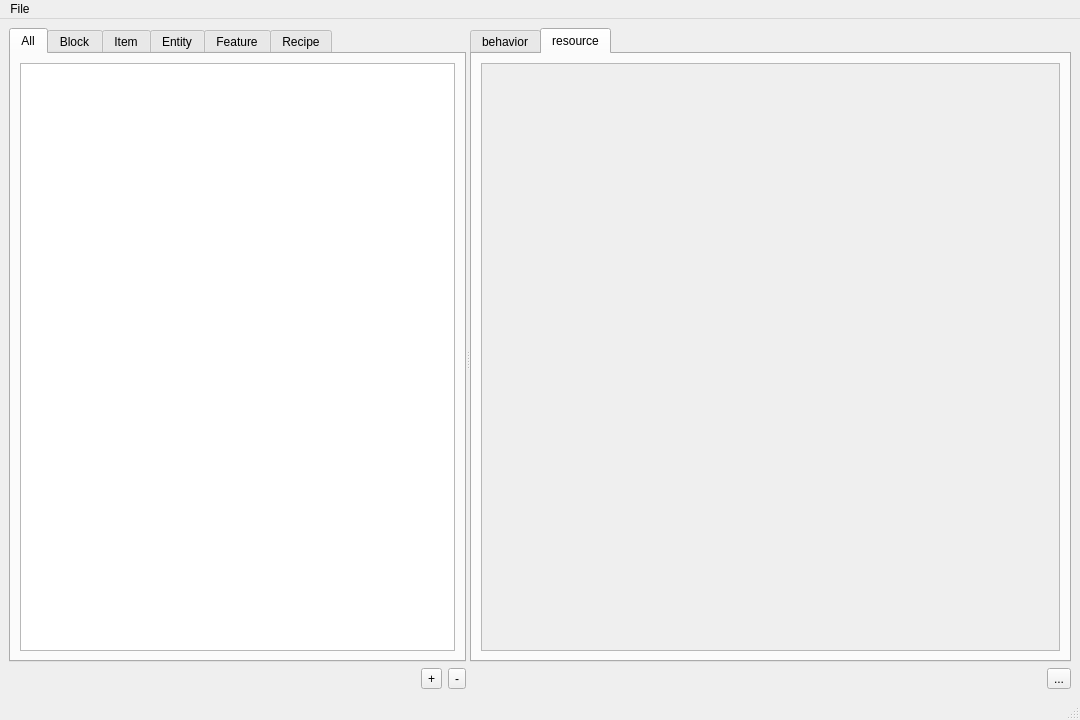
senlinjun/Addon-Maker, file ui/addonUi.ui: the form before one commit.
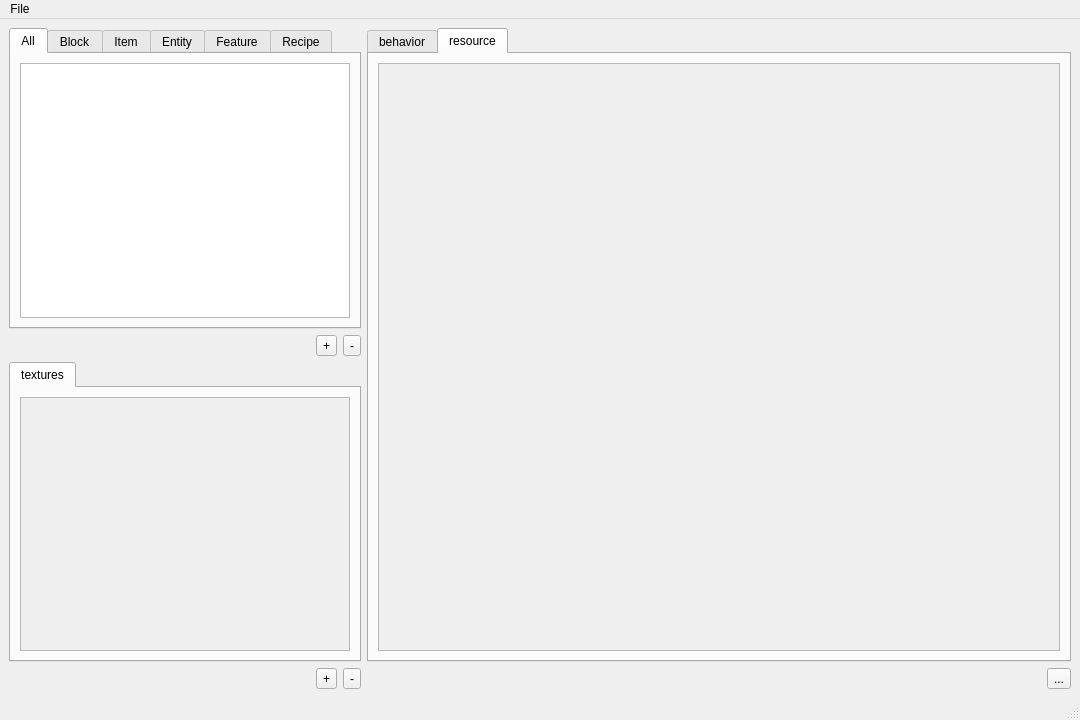
The form after the commit. The open tabs and pages were chosen to show the change.

```diff
--- a/ui/addonUi.ui
+++ b/ui/addonUi.ui
@@ -14,13 +14,10 @@
    <string>MainWindow</string>
   </property>
   <widget class="QWidget" name="centralwidget">
-   <layout class="QHBoxLayout" name="horizontalLayout_3">
+   <layout class="QHBoxLayout" name="horizontalLayout_4" stretch="1,2">
     <item>
-     <widget class="QSplitter" name="splitter">
-      <property name="orientation">
-       <enum>Qt::Horizontal</enum>
-      </property>
-      <widget class="QWidget" name="layoutWidget">
+     <layout class="QVBoxLayout" name="verticalLayout_10">
+      <item>
        <layout class="QVBoxLayout" name="verticalLayout_7">
         <item>
          <widget class="QTabWidget" name="content_tab">
@@ -124,8 +121,81 @@
          </layout>
         </item>
        </layout>
-      </widget>
-      <widget class="QWidget" name="layoutWidget">
+      </item>
+      <item>
+       <layout class="QVBoxLayout" name="verticalLayout_9">
+        <item>
+         <widget class="QTabWidget" name="imported_items_tab">
+          <widget class="QWidget" name="textures">
+           <attribute name="title">
+            <string>textures</string>
+           </attribute>
+           <layout class="QGridLayout" name="gridLayout_3">
+            <item row="0" column="0">
+             <widget class="QScrollArea" name="textures_scollArea">
+              <property name="widgetResizable">
+               <bool>false</bool>
+              </property>
+              <widget class="QWidget" name="textrues_scrollAreaWidgetContents">
+               <property name="geometry">
+                <rect>
+                 <x>0</x>
+                 <y>0</y>
+                 <width>322</width>
+                 <height>249</height>
+                </rect>
+               </property>
+               <layout class="QGridLayout" name="textures_layout"/>
+              </widget>
+             </widget>
+            </item>
+           </layout>
+          </widget>
+         </widget>
+        </item>
+        <item>
+         <layout class="QHBoxLayout" name="horizontalLayout_3">
+          <item>
+           <widget class="QLabel" name="select_label">
+            <property name="text">
+             <string/>
+            </property>
+           </widget>
+          </item>
+          <item>
+           <spacer name="horizontalSpacer_3">
+            <property name="orientation">
+             <enum>Qt::Horizontal</enum>
+            </property>
+            <property name="sizeHint" stdset="0">
+             <size>
+              <width>40</width>
+              <height>20</height>
+             </size>
+            </property>
+           </spacer>
+          </item>
+          <item>
+           <widget class="QToolButton" name="import_button">
+            <property name="text">
+             <string>+</string>
+            </property>
+           </widget>
+          </item>
+          <item>
+           <widget class="QToolButton" name="delete_button">
+            <property name="text">
+             <string>-</string>
+            </property>
+           </widget>
+          </item>
+         </layout>
+        </item>
+       </layout>
+      </item>
+     </layout>
+    </item>
+    <item>
        <layout class="QVBoxLayout" name="verticalLayout_8">
         <item>
          <widget class="QTabWidget" name="data_tab">
@@ -172,8 +242,8 @@
                 <rect>
                  <x>0</x>
                  <y>0</y>
-                 <width>342</width>
-                 <height>582</height>
+               <width>650</width>
+               <height>584</height>
                 </rect>
                </property>
                <layout class="QVBoxLayout" name="resource_layout"/>
@@ -209,8 +279,6 @@
          </layout>
         </item>
        </layout>
-      </widget>
-     </widget>
     </item>
    </layout>
   </widget>
```
Left out of the diff: 6 changed lines with no effect on the pictures. Lines whose indentation alone changed are shown as unchanged.
